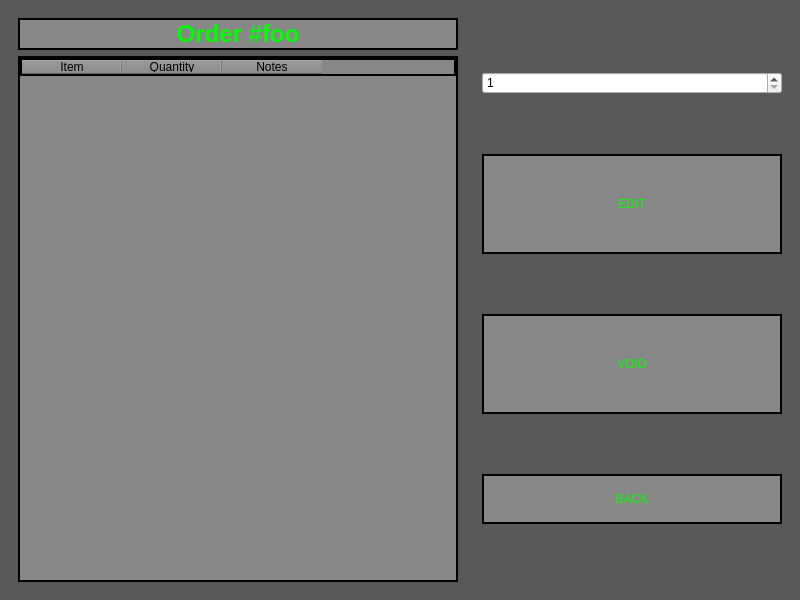
This is Cashier/manageOrderListGUI.ui in CS-3560-02-5/Los-Pollos-Hermanos-Drive-Thru-System as Qt 5 draws it before an edit. The edited form follows.
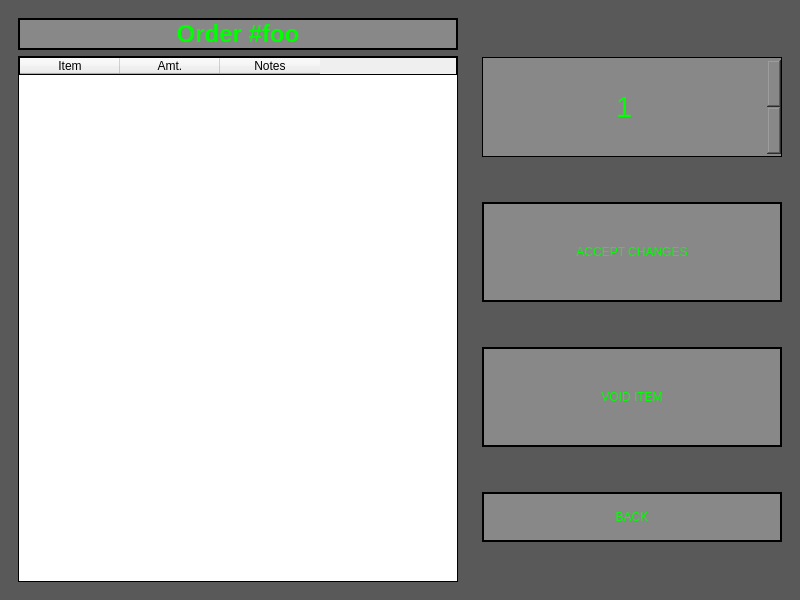
This is the edited form.

The edit to the form file:
```diff
--- a/Cashier/manageOrderListGUI.ui
+++ b/Cashier/manageOrderListGUI.ui
@@ -88,11 +88,26 @@
            <height>16777215</height>
           </size>
          </property>
+         <property name="font">
+          <font>
+           <family>Arial</family>
+           <pointsize>12</pointsize>
+           <weight>50</weight>
+           <italic>false</italic>
+           <bold>false</bold>
+          </font>
+         </property>
+         <property name="autoFillBackground">
+          <bool>false</bool>
+         </property>
          <property name="styleSheet">
-          <string notr="true">background-color: rgb(136, 136, 136);
-border: 2px solid #ccc;
+          <string notr="true">border: 1px solid #ccc;
 border-color: rgb(0, 0, 0);
-font: 8pt &quot;Arial&quot;;</string>
+font: 12pt &quot;Arial&quot;;
+color: rgb(0, 0, 0);</string>
+         </property>
+         <property name="sizeAdjustPolicy">
+          <enum>QAbstractScrollArea::AdjustIgnored</enum>
          </property>
          <property name="alternatingRowColors">
           <bool>false</bool>
@@ -122,7 +137,7 @@
          </column>
          <column>
           <property name="text">
-           <string>Quantity</string>
+           <string>Amt.</string>
           </property>
           <property name="background">
            <color>
@@ -153,9 +168,43 @@
       <layout class="QVBoxLayout" name="verticalLayout">
        <item>
         <widget class="QSpinBox" name="increment_spinBox">
+         <property name="sizePolicy">
+          <sizepolicy hsizetype="Fixed" vsizetype="Fixed">
+           <horstretch>0</horstretch>
+           <verstretch>0</verstretch>
+          </sizepolicy>
+         </property>
+         <property name="minimumSize">
+          <size>
+           <width>300</width>
+           <height>100</height>
+          </size>
+         </property>
+         <property name="font">
+          <font>
+           <family>Arial</family>
+           <pointsize>22</pointsize>
+           <weight>9</weight>
+           <italic>false</italic>
+           <bold>false</bold>
+          </font>
+         </property>
+         <property name="styleSheet">
+          <string notr="true">font: 75 22pt &quot;Arial&quot;;
+border: 1px solid #ccc;
+border-color: rgb(0, 0, 0);
+background-color: rgb(136, 136, 136);
+color: rgb(0, 255, 0);</string>
+         </property>
+         <property name="alignment">
+          <set>Qt::AlignCenter</set>
+         </property>
          <property name="minimum">
           <number>1</number>
          </property>
+         <property name="maximum">
+          <number>99</number>
+         </property>
         </widget>
        </item>
        <item>
@@ -180,7 +229,7 @@
 border-color: rgb(0, 0, 0);</string>
          </property>
          <property name="text">
-          <string>EDIT</string>
+          <string>ACCEPT CHANGES</string>
          </property>
         </widget>
        </item>
@@ -206,7 +255,7 @@
 border-color: rgb(0, 0, 0);</string>
          </property>
          <property name="text">
-          <string>VOID</string>
+          <string>VOID ITEM</string>
          </property>
         </widget>
        </item>
```
Left out of the diff: 13 changed lines with no effect on the pictures.
